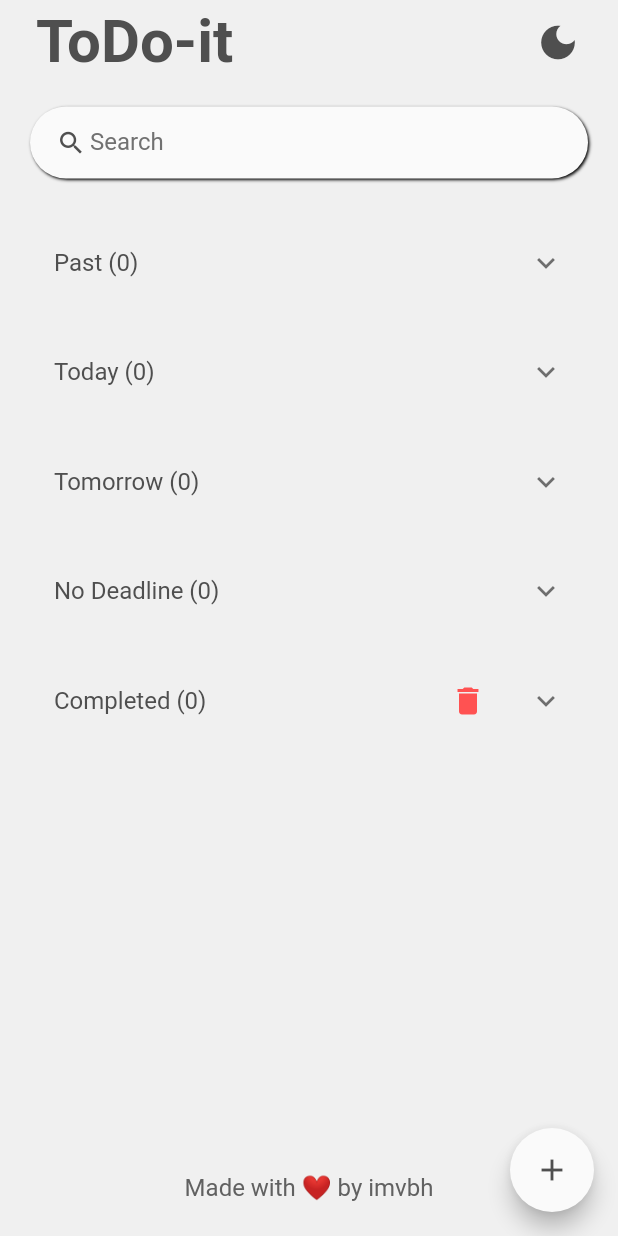
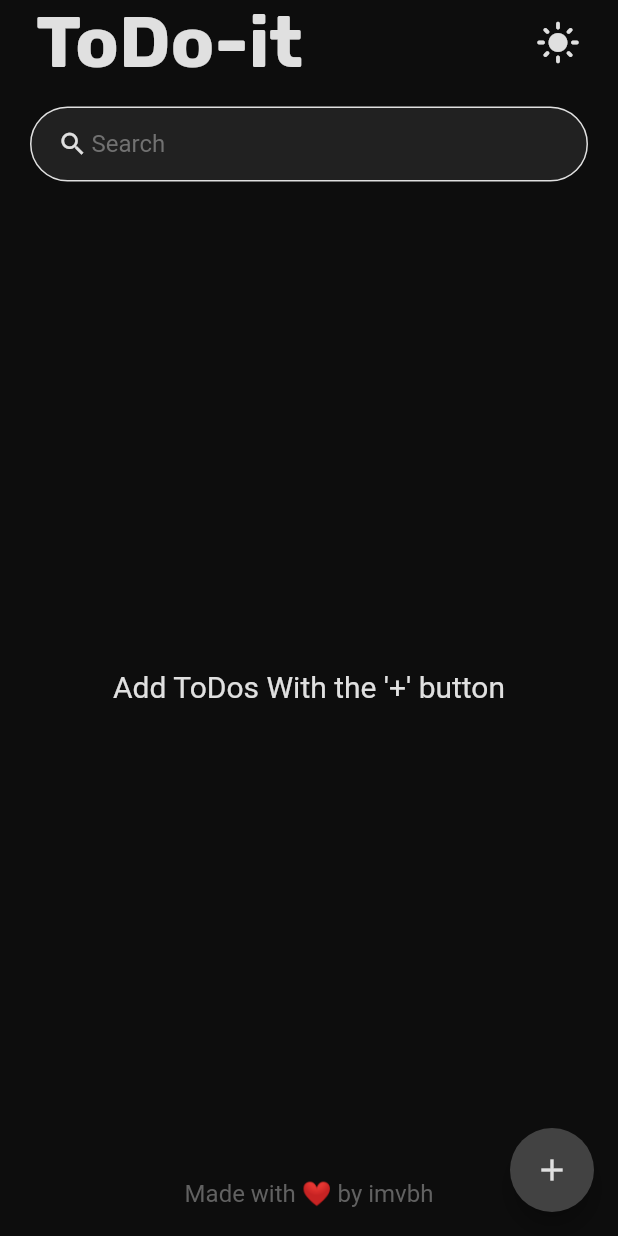
Before and after one commit to imvbh/ToDo-it, a Flutter app: the screen it shows after launch, on a phone screen of 412 x 824 dp. Run offline on Flutter 3.47's test engine with Material 2 defaults, Android fonts, the phone set to English and light mode, and no system bars; our stand-ins replace flutter_local_notifications, google_fonts, isar, permission_handler, timezone; accounts and stored records are empty; generated files the repository leaves out were written again.

Commit message:
UI changes

```diff
--- a/lib/main.dart
+++ b/lib/main.dart
@@ -6,6 +6,7 @@ import 'package:todo_basic_1/model/todo_database.dart';
 import 'package:flutter_local_notifications/flutter_local_notifications.dart';
 import 'package:timezone/data/latest.dart' as tz;
 import 'package:permission_handler/permission_handler.dart';
+
 
 final FlutterLocalNotificationsPlugin flutterLocalNotificationsPlugin =
     FlutterLocalNotificationsPlugin();
--- a/lib/screens/home.dart
+++ b/lib/screens/home.dart
@@ -3,6 +3,7 @@ import 'package:provider/provider.dart';
 import '../constants/colors.dart';
 import '../themes/theme_provider.dart';
 import '../widgets/todo_item.dart';
+import 'package:google_fonts/google_fonts.dart';
 import '../model/todo_database.dart';
 import 'package:intl/intl.dart';
 
@@ -51,7 +52,7 @@ class _HomeState extends State<Home> {
               },
             ),
             TextButton(
-              child: Text(
+              child: const Text(
                 'Clear',
                 style: TextStyle(color: Colors.redAccent),
               ),
@@ -71,6 +72,7 @@ class _HomeState extends State<Home> {
   Widget build(BuildContext context) {
     final todoDatabase = Provider.of<ToDoDatabase>(context);
     final groupedTodos = todoDatabase.groupedTodos;
+    final hasTodos = groupedTodos.values.any((list) => list.isNotEmpty);
 
     return Scaffold(
       backgroundColor: Theme.of(context).colorScheme.background,
@@ -87,44 +89,53 @@ class _HomeState extends State<Home> {
               child: searchBox(),
             ),
             Expanded(
-              child: ListView(
+              child: hasTodos
+                  ? ListView(
                       padding: const EdgeInsets.symmetric(
                         horizontal: 0,
                         vertical: 15,
                       ),
-                children: groupedTodos.keys.map((key) {
+                      children: groupedTodos.keys
+                          .where((key) => groupedTodos[key]!.isNotEmpty)
+                          .map((key) {
                         final todosForKey = groupedTodos[key]!;
                         final itemCount = todosForKey.length;
                         return Padding(
                           padding: const EdgeInsets.only(bottom: 15),
                           child: ExpansionTile(
-                      iconColor: Theme.of(context).colorScheme.inversePrimary,
-                      backgroundColor: Theme.of(context).colorScheme.primary,
+                            iconColor:
+                                Theme.of(context).colorScheme.inversePrimary,
+                            backgroundColor:
+                                Theme.of(context).colorScheme.primary,
                             title: Row(
                               mainAxisAlignment: MainAxisAlignment.spaceBetween,
                               children: [
                                 Text(
                                   '$key ($itemCount)',
                                   style: TextStyle(
-                              color:
-                                  Theme.of(context).colorScheme.inversePrimary,
+                                    color: Theme.of(context)
+                                        .colorScheme
+                                        .inversePrimary,
                                   ),
                                 ),
                                 if (key == 'Completed')
                                   IconButton(
                                     icon: const Icon(Icons.delete),
                                     color: Colors.redAccent,
-                              onPressed: () => _clearCompletedTodos(context),
+                                    onPressed: () =>
+                                        _clearCompletedTodos(context),
                                   ),
                               ],
                             ),
                             shape: const RoundedRectangleBorder(
-                        borderRadius: BorderRadius.all(Radius.circular(10.0)),
+                              borderRadius:
+                                  BorderRadius.all(Radius.circular(10.0)),
                             ),
                             children: groupedTodos[key]!.map((todo) {
                               return ToDoItem(
                                 todo: todo,
-                          onDeleteItem: (id) => todoDatabase.deleteTodoById(id),
+                                onDeleteItem: (id) =>
+                                    todoDatabase.deleteTodoById(id),
                                 onToDoChange: (todo) =>
                                     todoDatabase.updateTodoStatus(todo),
                               );
@@ -132,10 +143,17 @@ class _HomeState extends State<Home> {
                           ),
                         );
                       }).toList(),
-              ),
+                    )
+                  : Center(
+                      child: Text(
+                      "Add ToDos With the '+' button",
+                      style: TextStyle(
+                          color: Theme.of(context).colorScheme.inversePrimary,
+                          fontSize: 20),
+                    )),
             ),
             Padding(
-              padding: const EdgeInsets.all(8.0),
+              padding: const EdgeInsets.all(4.0),
               child: Text(
                 'Made with ❤️ by imvbh',
                 style: TextStyle(
@@ -276,11 +294,10 @@ class _HomeState extends State<Home> {
       ),
       decoration: BoxDecoration(
         color: Theme.of(context).colorScheme.primary,
+        border: Border.all(
+            color: Theme.of(context).colorScheme.inversePrimary, width: 1.0),
         borderRadius: BorderRadius.circular(50),
-          boxShadow: const [
-            BoxShadow(
-                color: Colors.black, blurRadius: 1.0, offset: Offset(1, 1)),
-          ]),
+      ),
       child: TextField(
         cursorColor: Theme.of(context).colorScheme.inversePrimary,
         onChanged: (value) {
@@ -314,14 +331,12 @@ class _HomeState extends State<Home> {
         children: [
           Padding(
             padding: const EdgeInsets.all(8.0),
-            child: Text(
-              "ToDo-it",
-              style: TextStyle(
+            child: Text("ToDo-it",
+                style: GoogleFonts.rubik(
+                  fontSize: 48,
                   color: Theme.of(context).colorScheme.inversePrimary,
-                fontSize: 40,
                   fontWeight: FontWeight.bold,
-              ),
-            ),
+                )),
           ),
           IconButton(
             onPressed: () {
@@ -331,8 +346,8 @@ class _HomeState extends State<Home> {
               Provider.of<ThemeProvider>(context, listen: false).toggleTheme();
             },
             icon: isPressed
-                ? const Icon(Icons.light_mode)
-                : const Icon(Icons.dark_mode),
+                ? const Icon(Icons.dark_mode)
+                : const Icon(Icons.light_mode),
             color: Theme.of(context).colorScheme.inversePrimary,
             iconSize: 30,
           ),
--- a/lib/themes/theme.dart
+++ b/lib/themes/theme.dart
@@ -2,8 +2,8 @@ import 'package:flutter/material.dart';
 
 // light mode
 ThemeData lightMode = ThemeData(
-  brightness: Brightness. light,
-  colorScheme: const ColorScheme. light (
+  brightness: Brightness.light,
+  colorScheme: const ColorScheme.light (
     background: Color.fromARGB(255, 240, 240, 240),
     primary: Color.fromARGB(255, 250, 250, 250),
     secondary: Color.fromARGB(255, 250, 250, 250),
--- a/lib/themes/theme_provider.dart
+++ b/lib/themes/theme_provider.dart
@@ -3,7 +3,7 @@ import 'package:todo_basic_1/themes/theme.dart';
 
 class ThemeProvider with ChangeNotifier {
 // initially, theme is light mode
-  ThemeData _themeData = lightMode;
+  ThemeData _themeData = darkMode;
 
   ThemeData get themeData => _themeData;
 
--- a/pubspec.yaml
+++ b/pubspec.yaml
@@ -43,6 +43,7 @@ dependencies:
   cupertino_icons: ^1.0.2
   isar: ^3.1.0+1
   isar_flutter_libs: ^3.1.0+1
+  google_fonts: 6.1.0
 
 dev_dependencies:
   flutter_test:
```
Also changed, not shown: pubspec.lock. Lines whose indentation alone changed are shown as unchanged.
